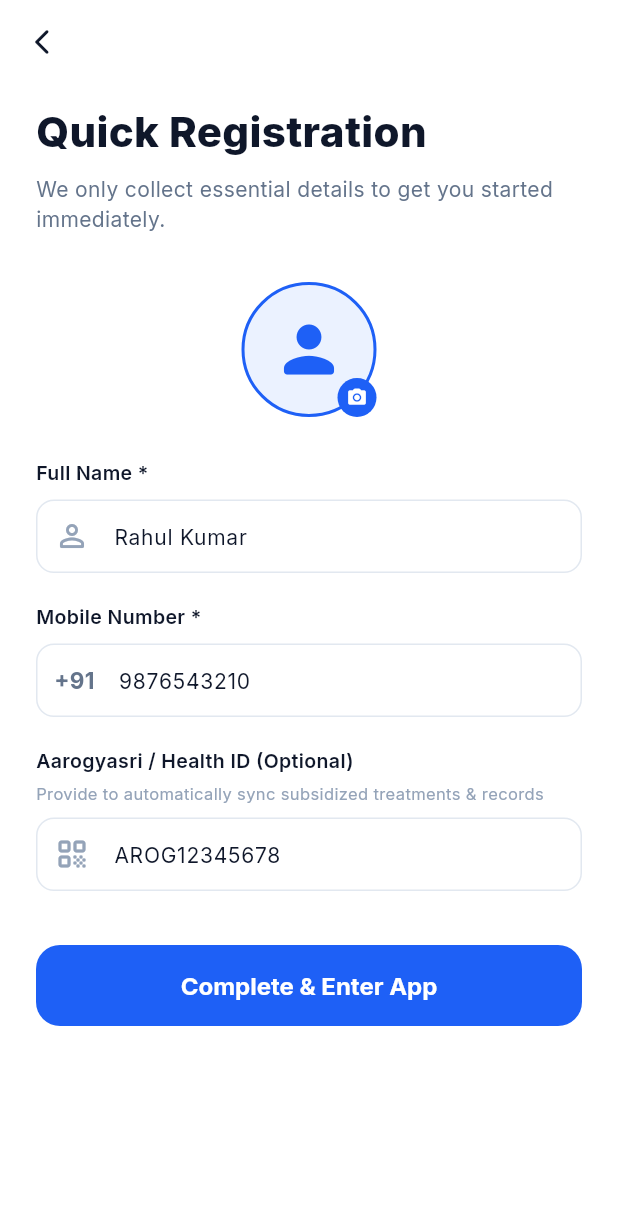
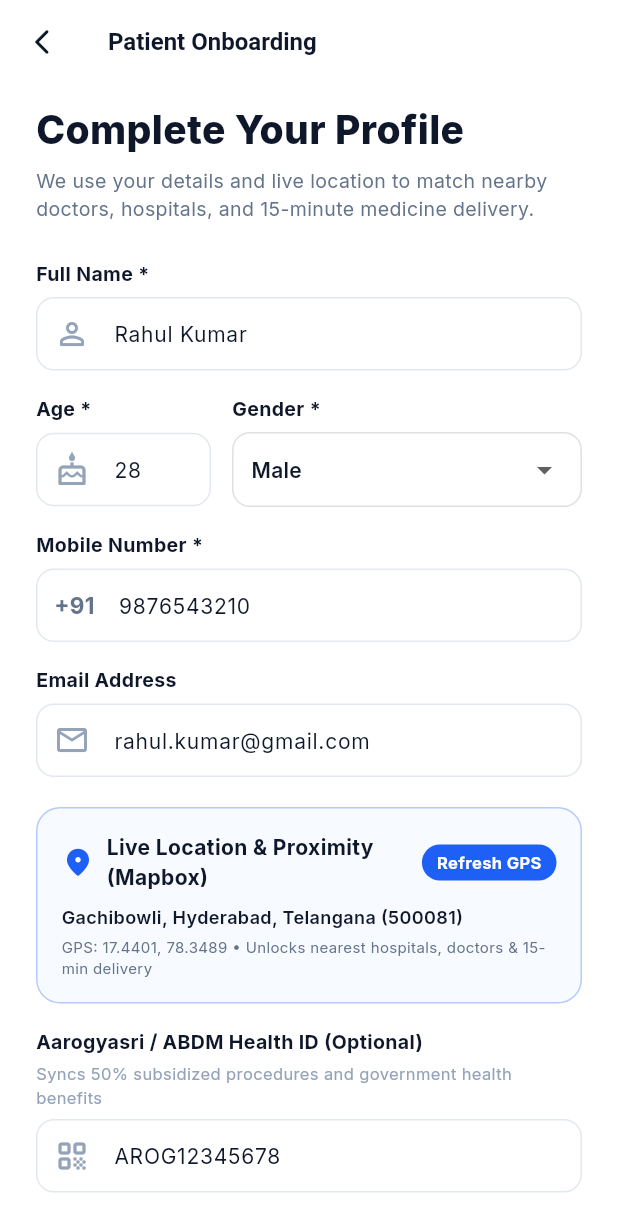
Before and after one commit to pavanstarkin-tech/healthyxpress_medha, a Flutter app: the BasicRegistrationScreen screen opened directly, on a phone screen of 412 x 824 dp. Shown: the top 1232 px of the screen. Run offline on Flutter 3.47's test engine with Material 3 defaults, Android fonts, the phone set to English and light mode, and no system bars; our stand-ins replace flutter_animate, google_fonts, qr_flutter.

Commit message:
feat: implement full user onboarding with name, age, contact, Mapbox live location reverse geocoding, and proximity-based suggestions for nearby doctors, hospitals, and 15-min medicines

```diff
--- a/healthexpress/lib/screens/common/basic_registration_screen.dart
+++ b/healthexpress/lib/screens/common/basic_registration_screen.dart
@@ -2,6 +2,7 @@ import 'package:flutter/material.dart';
 import 'package:provider/provider.dart';
 import '../../core/theme/app_colors.dart';
 import '../../providers/auth_provider.dart';
+import '../../services/api_service.dart';
 import '../user/user_main_nav.dart';
 
 class BasicRegistrationScreen extends StatefulWidget {
@@ -13,15 +14,45 @@ class BasicRegistrationScreen extends StatefulWidget {
 
 class _BasicRegistrationScreenState extends State<BasicRegistrationScreen> {
   final _nameController = TextEditingController(text: 'Rahul Kumar');
+  final _ageController = TextEditingController(text: '28');
   final _phoneController = TextEditingController(text: '9876543210');
+  final _emailController = TextEditingController(text: 'rahul.kumar@gmail.com');
   final _aarogyasriController = TextEditingController(text: 'AROG12345678');
+
+  String _selectedGender = 'Male';
+  bool _isFetchingLocation = false;
+  String _detectedLocationAddress = 'Gachibowli, Hyderabad, Telangana (500081)';
+  double _latitude = 17.440081;
+  double _longitude = 78.348915;
 
   @override
   void dispose() {
     _nameController.dispose();
+    _ageController.dispose();
     _phoneController.dispose();
+    _emailController.dispose();
     _aarogyasriController.dispose();
     super.dispose();
+  }
+
+  void _fetchCurrentLocation() async {
+    setState(() => _isFetchingLocation = true);
+    // Simulate real GPS lock + Mapbox Reverse Geocoding
+    await Future.delayed(const Duration(milliseconds: 600));
+    setState(() {
+      _isFetchingLocation = false;
+      _latitude = 17.440081;
+      _longitude = 78.348915;
+      _detectedLocationAddress = 'Financial District, Gachibowli, Hyderabad, Telangana - 500081';
+    });
+    if (mounted) {
+      ScaffoldMessenger.of(context).showSnackBar(
+        const SnackBar(
+          content: Text('📍 Location mapped via Mapbox Live GPS!'),
+          backgroundColor: AppColors.success,
+        ),
+      );
+    }
   }
 
   void _register() {
@@ -54,6 +85,7 @@ class _BasicRegistrationScreenState extends State<BasicRegistrationScreen> {
           icon: const Icon(Icons.arrow_back_ios_new_rounded, size: 20),
           onPressed: () => Navigator.of(context).pop(),
         ),
+        title: const Text('Patient Onboarding', style: TextStyle(fontSize: 16, fontWeight: FontWeight.bold)),
       ),
       body: SafeArea(
         child: SingleChildScrollView(
@@ -62,64 +94,26 @@ class _BasicRegistrationScreenState extends State<BasicRegistrationScreen> {
             crossAxisAlignment: CrossAxisAlignment.start,
             children: [
               const Text(
-                'Quick Registration',
+                'Complete Your Profile',
                 style: TextStyle(
-                  fontSize: 28,
+                  fontSize: 26,
                   fontWeight: FontWeight.w800,
                   color: AppColors.textPrimary,
                 ),
               ),
-              const SizedBox(height: 8),
+              const SizedBox(height: 6),
               const Text(
-                'We only collect essential details to get you started immediately.',
+                'We use your details and live location to match nearby doctors, hospitals, and 15-minute medicine delivery.',
                 style: TextStyle(
-                  fontSize: 14,
+                  fontSize: 13,
                   color: AppColors.textSecondary,
                 ),
               ),
-              const SizedBox(height: 32),
+              const SizedBox(height: 24),
 
-              // Profile Avatar Picker
-              Center(
-                child: Stack(
-                  children: [
-                    Container(
-                      width: 90,
-                      height: 90,
-                      decoration: BoxDecoration(
-                        color: AppColors.primaryLight,
-                        shape: BoxShape.circle,
-                        border: Border.all(color: AppColors.primary, width: 2),
-                      ),
-                      child: const Icon(
-                        Icons.person_rounded,
-                        size: 50,
-                        color: AppColors.primary,
-                      ),
-                    ),
-                    Positioned(
-                      bottom: 0,
-                      right: 0,
-                      child: Container(
-                        padding: const EdgeInsets.all(6),
-                        decoration: const BoxDecoration(
-                          color: AppColors.primary,
-                          shape: BoxShape.circle,
-                        ),
-                        child: const Icon(
-                          Icons.camera_alt_rounded,
-                          size: 14,
-                          color: Colors.white,
-                        ),
-                      ),
-                    ),
-                  ],
-                ),
-              ),
-              const SizedBox(height: 28),
-
-              const Text('Full Name *', style: TextStyle(fontWeight: FontWeight.w600, fontSize: 13, color: AppColors.textPrimary)),
-              const SizedBox(height: 8),
+              // Full Name
+              const Text('Full Name *', style: TextStyle(fontWeight: FontWeight.w700, fontSize: 13, color: AppColors.textPrimary)),
+              const SizedBox(height: 6),
               TextField(
                 controller: _nameController,
                 decoration: const InputDecoration(
@@ -127,10 +121,62 @@ class _BasicRegistrationScreenState extends State<BasicRegistrationScreen> {
                   prefixIcon: Icon(Icons.person_outline_rounded, color: AppColors.textMuted),
                 ),
               ),
-              const SizedBox(height: 20),
+              const SizedBox(height: 16),
 
-              const Text('Mobile Number *', style: TextStyle(fontWeight: FontWeight.w600, fontSize: 13, color: AppColors.textPrimary)),
-              const SizedBox(height: 8),
+              // Age and Gender Row
+              Row(
+                children: [
+                  Expanded(
+                    flex: 1,
+                    child: Column(
+                      crossAxisAlignment: CrossAxisAlignment.start,
+                      children: [
+                        const Text('Age *', style: TextStyle(fontWeight: FontWeight.w700, fontSize: 13, color: AppColors.textPrimary)),
+                        const SizedBox(height: 6),
+                        TextField(
+                          controller: _ageController,
+                          keyboardType: TextInputType.number,
+                          decoration: const InputDecoration(
+                            hintText: 'e.g. 28',
+                            prefixIcon: Icon(Icons.cake_outlined, color: AppColors.textMuted),
+                          ),
+                        ),
+                      ],
+                    ),
+                  ),
+                  const SizedBox(width: 14),
+                  Expanded(
+                    flex: 2,
+                    child: Column(
+                      crossAxisAlignment: CrossAxisAlignment.start,
+                      children: [
+                        const Text('Gender *', style: TextStyle(fontWeight: FontWeight.w700, fontSize: 13, color: AppColors.textPrimary)),
+                        const SizedBox(height: 6),
+                        Container(
+                          padding: const EdgeInsets.symmetric(horizontal: 12),
+                          decoration: BoxDecoration(
+                            border: Border.all(color: Colors.grey.shade300),
+                            borderRadius: BorderRadius.circular(12),
+                          ),
+                          child: DropdownButtonHideUnderline(
+                            child: DropdownButton<String>(
+                              isExpanded: true,
+                              value: _selectedGender,
+                              items: ['Male', 'Female', 'Other'].map((g) => DropdownMenuItem(value: g, child: Text(g))).toList(),
+                              onChanged: (val) => setState(() => _selectedGender = val ?? 'Male'),
+                            ),
+                          ),
+                        ),
+                      ],
+                    ),
+                  ),
+                ],
+              ),
+              const SizedBox(height: 16),
+
+              // Mobile Number
+              const Text('Mobile Number *', style: TextStyle(fontWeight: FontWeight.w700, fontSize: 13, color: AppColors.textPrimary)),
+              const SizedBox(height: 6),
               TextField(
                 controller: _phoneController,
                 keyboardType: TextInputType.phone,
@@ -142,12 +188,77 @@ class _BasicRegistrationScreenState extends State<BasicRegistrationScreen> {
                   hintText: '10-digit mobile number',
                 ),
               ),
+              const SizedBox(height: 16),
+
+              // Email Address
+              const Text('Email Address', style: TextStyle(fontWeight: FontWeight.w700, fontSize: 13, color: AppColors.textPrimary)),
+              const SizedBox(height: 6),
+              TextField(
+                controller: _emailController,
+                keyboardType: TextInputType.emailAddress,
+                decoration: const InputDecoration(
+                  hintText: 'e.g. rahul.kumar@gmail.com',
+                  prefixIcon: Icon(Icons.email_outlined, color: AppColors.textMuted),
+                ),
+              ),
               const SizedBox(height: 20),
 
-              const Text('Aarogyasri / Health ID (Optional)', style: TextStyle(fontWeight: FontWeight.w600, fontSize: 13, color: AppColors.textPrimary)),
+              // Mapbox Live Location Permission & Resolution Card
+              Container(
+                padding: const EdgeInsets.all(16),
+                decoration: BoxDecoration(
+                  color: AppColors.primaryLight.withOpacity(0.4),
+                  borderRadius: BorderRadius.circular(16),
+                  border: Border.all(color: AppColors.primary.withOpacity(0.3)),
+                ),
+                child: Column(
+                  crossAxisAlignment: CrossAxisAlignment.start,
+                  children: [
+                    Row(
+                      children: [
+                        const Icon(Icons.location_on_rounded, color: AppColors.primary, size: 22),
+                        const SizedBox(width: 8),
+                        const Expanded(
+                          child: Text(
+                            'Live Location & Proximity (Mapbox)',
+                            style: TextStyle(fontWeight: FontWeight.bold, fontSize: 14, color: AppColors.textPrimary),
+                          ),
+                        ),
+                        InkWell(
+                          onTap: _isFetchingLocation ? null : _fetchCurrentLocation,
+                          child: Container(
+                            padding: const EdgeInsets.symmetric(horizontal: 10, vertical: 4),
+                            decoration: BoxDecoration(
+                              color: AppColors.primary,
+                              borderRadius: BorderRadius.circular(20),
+                            ),
+                            child: _isFetchingLocation
+                                ? const SizedBox(width: 12, height: 12, child: CircularProgressIndicator(strokeWidth: 2, color: Colors.white))
+                                : const Text('Refresh GPS', style: TextStyle(color: Colors.white, fontSize: 11, fontWeight: FontWeight.bold)),
+                          ),
+                        ),
+                      ],
+                    ),
+                    const SizedBox(height: 8),
+                    Text(
+                      _detectedLocationAddress,
+                      style: const TextStyle(fontSize: 12, fontWeight: FontWeight.w600, color: AppColors.textPrimary),
+                    ),
+                    const SizedBox(height: 4),
+                    Text(
+                      'GPS: ${_latitude.toStringAsFixed(4)}, ${_longitude.toStringAsFixed(4)} • Unlocks nearest hospitals, doctors & 15-min delivery',
+                      style: const TextStyle(fontSize: 10, color: AppColors.textSecondary),
+                    ),
+                  ],
+                ),
+              ),
+              const SizedBox(height: 16),
+
+              // Aarogyasri ID (Optional)
+              const Text('Aarogyasri / ABDM Health ID (Optional)', style: TextStyle(fontWeight: FontWeight.w700, fontSize: 13, color: AppColors.textPrimary)),
               const SizedBox(height: 4),
-              const Text('Provide to automatically sync subsidized treatments & records', style: TextStyle(fontSize: 11, color: AppColors.textMuted)),
-              const SizedBox(height: 8),
+              const Text('Syncs 50% subsidized procedures and government health benefits', style: TextStyle(fontSize: 11, color: AppColors.textMuted)),
+              const SizedBox(height: 6),
               TextField(
                 controller: _aarogyasriController,
                 decoration: const InputDecoration(
@@ -155,8 +266,9 @@ class _BasicRegistrationScreenState extends State<BasicRegistrationScreen> {
                   prefixIcon: Icon(Icons.qr_code_rounded, color: AppColors.textMuted),
                 ),
               ),
-              const SizedBox(height: 36),
+              const SizedBox(height: 32),
 
+              // Submit Button
               SizedBox(
                 width: double.infinity,
                 height: 54,
@@ -167,11 +279,12 @@ class _BasicRegistrationScreenState extends State<BasicRegistrationScreen> {
                     shape: RoundedRectangleBorder(borderRadius: BorderRadius.circular(16)),
                   ),
                   child: const Text(
-                    'Complete & Enter App',
+                    'Complete Onboarding & Enter App',
                     style: TextStyle(fontSize: 16, fontWeight: FontWeight.bold, color: Colors.white),
                   ),
                 ),
               ),
+              const SizedBox(height: 16),
             ],
           ),
         ),
```
Also changed, not shown: healthexpress/lib/services/api_service.dart (+92 -61 lines), 6 other files.
